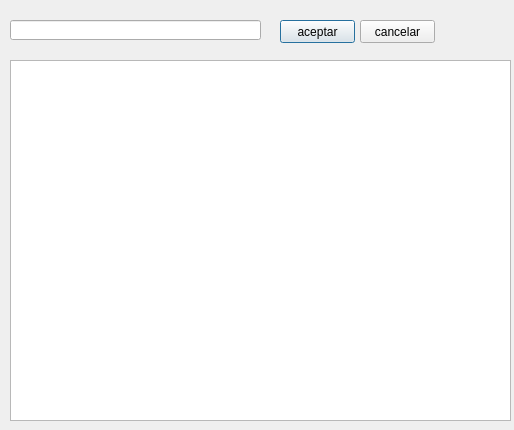
QuitoAr/Cine, file gui/ventana_buscar.ui: the form before one commit.
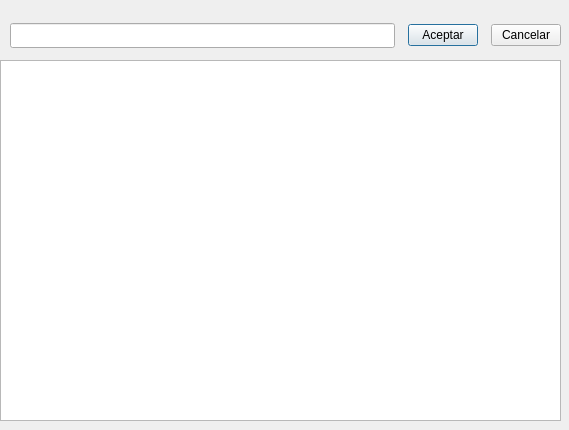
The form after the commit.

Commit message: Diseño ventana_buscar

The edit to the form file:
```diff
--- a/gui/ventana_buscar.ui
+++ b/gui/ventana_buscar.ui
@@ -6,22 +6,38 @@
    <rect>
     <x>0</x>
     <y>0</y>
-    <width>514</width>
+    <width>569</width>
     <height>430</height>
    </rect>
   </property>
   <property name="windowTitle">
    <string>Busqueda de películas</string>
   </property>
+  <widget class="QTableWidget" name="tblResultados">
+   <property name="geometry">
+    <rect>
+     <x>0</x>
+     <y>60</y>
+     <width>561</width>
+     <height>361</height>
+    </rect>
+   </property>
+  </widget>
+  <widget class="QWidget" name="">
+   <property name="geometry">
+    <rect>
+     <x>10</x>
+     <y>20</y>
+     <width>551</width>
+     <height>31</height>
+    </rect>
+   </property>
+   <layout class="QHBoxLayout" name="horizontalLayout">
+    <property name="spacing">
+     <number>13</number>
+    </property>
+    <item>
   <widget class="QLineEdit" name="txtBuscar">
-   <property name="geometry">
-    <rect>
-     <x>10</x>
-     <y>20</y>
-     <width>251</width>
-     <height>20</height>
-    </rect>
-   </property>
    <property name="baseSize">
     <size>
      <width>0</width>
@@ -37,41 +53,34 @@
     <set>Qt::AlignBottom|Qt::AlignHCenter</set>
    </property>
   </widget>
+    </item>
+    <item>
   <widget class="QPushButton" name="btnAceptar">
-   <property name="geometry">
-    <rect>
-     <x>280</x>
-     <y>20</y>
-     <width>75</width>
-     <height>23</height>
-    </rect>
+      <property name="maximumSize">
+       <size>
+        <width>70</width>
+        <height>16777215</height>
+       </size>
    </property>
    <property name="text">
-    <string>aceptar</string>
-   </property>
-  </widget>
+       <string>Aceptar</string>
+      </property>
+     </widget>
+    </item>
+    <item>
   <widget class="QPushButton" name="btnCancelar">
-   <property name="geometry">
-    <rect>
-     <x>360</x>
-     <y>20</y>
-     <width>75</width>
-     <height>23</height>
-    </rect>
+      <property name="maximumSize">
+       <size>
+        <width>70</width>
+        <height>16777215</height>
+       </size>
    </property>
    <property name="text">
-    <string>cancelar</string>
-   </property>
-  </widget>
-  <widget class="QTableWidget" name="tblResultados">
-   <property name="geometry">
-    <rect>
-     <x>10</x>
-     <y>60</y>
-     <width>501</width>
-     <height>361</height>
-    </rect>
-   </property>
+       <string>Cancelar</string>
+      </property>
+     </widget>
+    </item>
+   </layout>
   </widget>
  </widget>
  <resources/>
```
Lines whose indentation alone changed are shown as unchanged. The commit also changes 10 other files.
